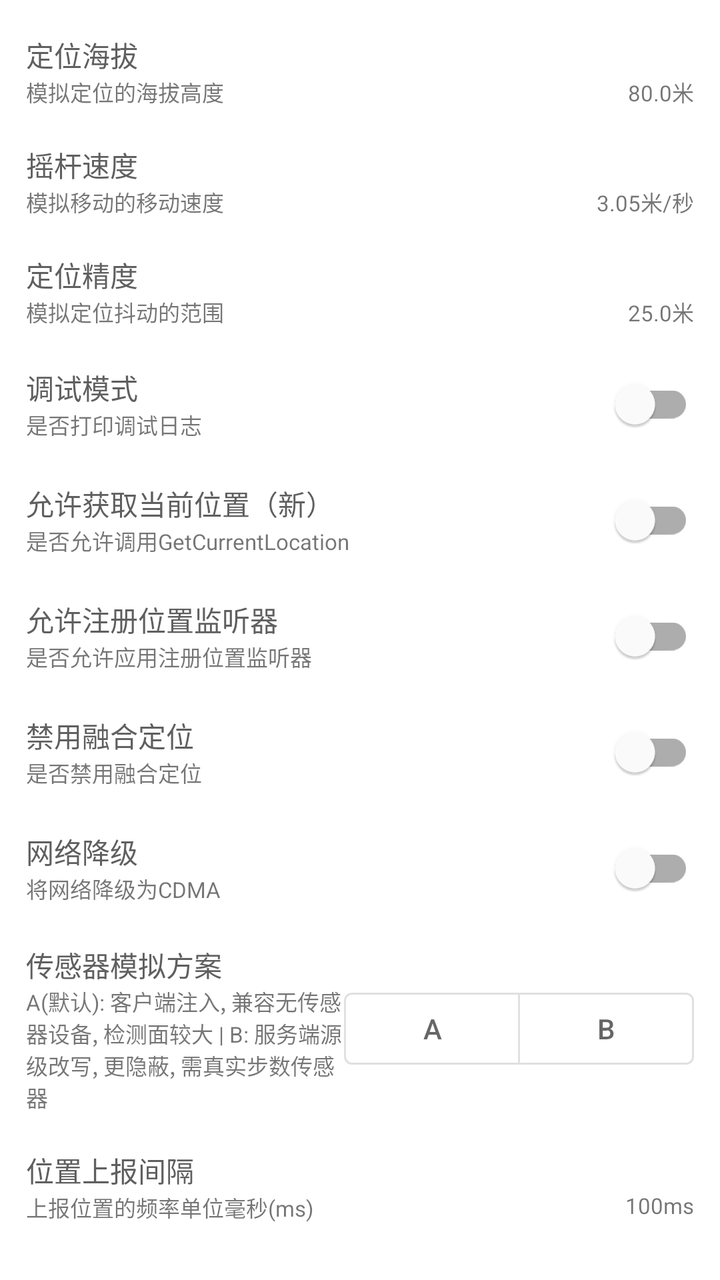
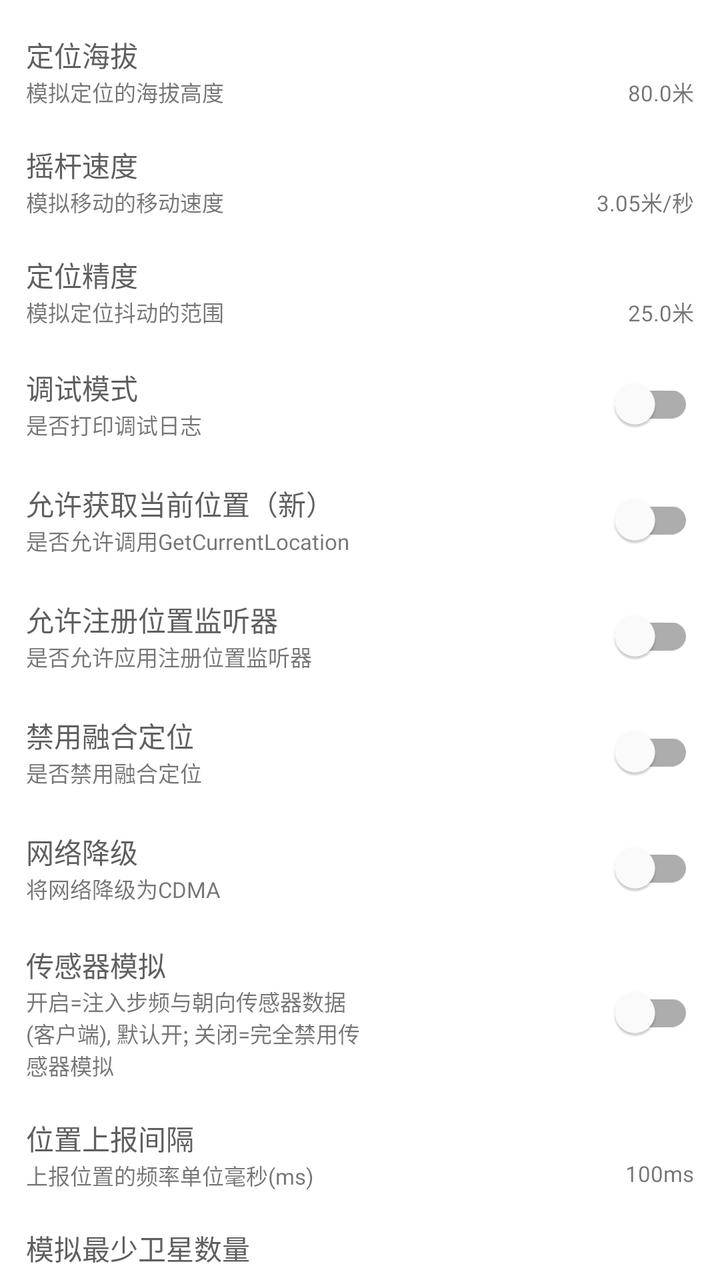

Compare the two renders of this Android layout. The source of the first and the diff that turns it into the second are given below.
<!-- AndroidManifest.xml: application theme AppTheme -->
<!-- res/layout/fragment_settings.xml -->
<?xml version="1.0" encoding="utf-8"?>
<androidx.constraintlayout.widget.ConstraintLayout xmlns:android="http://schemas.android.com/apk/res/android"
    xmlns:app="http://schemas.android.com/apk/res-auto"
    xmlns:tools="http://schemas.android.com/tools"
    android:layout_width="match_parent"
    android:layout_height="match_parent"
    android:padding="8dp"
    tools:context=".ui.settings.SettingsFragment">

    <ScrollView
        android:layout_width="match_parent"
        android:layout_height="0dp"
        app:layout_constraintTop_toTopOf="parent"
        app:layout_constraintStart_toStartOf="parent">

        <LinearLayout
            android:layout_width="match_parent"
            android:layout_height="wrap_content"
            android:orientation="vertical">

            <LinearLayout
                android:id="@+id/selinux_layout"
                android:visibility="gone"
                android:layout_width="match_parent"
                android:layout_height="wrap_content"
                android:gravity="center_vertical"
                android:orientation="horizontal"
                android:padding="5dp">
                <LinearLayout
                    android:layout_width="0dp"
                    android:layout_height="wrap_content"
                    android:layout_weight="1"
                    android:orientation="vertical"
                    android:gravity="center_vertical">
                    <com.google.android.material.textview.MaterialTextView
                        android:layout_width="wrap_content"
                        android:layout_height="wrap_content"
                        android:text="@string/selinux"
                        android:textColor="@color/portal_mini_title_color" />
                    <com.google.android.material.textview.MaterialTextView
                        android:layout_width="wrap_content"
                        android:layout_height="wrap_content"
                        android:text="@string/need_open_selinux"
                        android:textSize="11sp" />
                </LinearLayout>
                <com.google.android.material.switchmaterial.SwitchMaterial
                    android:id="@+id/selinux_switch"
                    android:layout_width="0dp"
                    android:layout_weight="1"
                    android:layout_height="wrap_content"
                    android:layout_gravity="center_vertical"
                    app:useMaterialThemeColors="true"/>
            </LinearLayout>

            <androidx.constraintlayout.widget.ConstraintLayout
                android:id="@+id/altitude_layout"
                android:layout_width="match_parent"
                android:layout_height="wrap_content"
                android:gravity="center_vertical"
                android:padding="5dp"
                android:layout_marginTop="4dp"
                android:layout_marginBottom="4dp">

                <com.google.android.material.textview.MaterialTextView
                    android:id="@+id/altitude_title"
                    android:layout_width="wrap_content"
                    android:layout_height="wrap_content"
                    android:text="@string/altitude"
                    android:textColor="@color/portal_mini_title_color"
                    app:layout_constraintStart_toStartOf="parent"
                    app:layout_constraintTop_toTopOf="parent"/>

                <com.google.android.material.textview.MaterialTextView
                    android:id="@+id/altitude_desc"
                    android:layout_width="wrap_content"
                    android:layout_height="wrap_content"
                    android:text="@string/altitude_desc"
                    android:textSize="11sp"
                    app:layout_constraintStart_toStartOf="parent"
                    app:layout_constraintTop_toBottomOf="@id/altitude_title"/>

                <com.google.android.material.textview.MaterialTextView
                    android:id="@+id/altitude_value"
                    android:layout_width="wrap_content"
                    android:layout_height="wrap_content"
                    android:text="80.0米"
                    android:textSize="11sp"
                    app:layout_constraintTop_toBottomOf="@id/altitude_title"
                    app:layout_constraintEnd_toEndOf="parent" />

            </androidx.constraintlayout.widget.ConstraintLayout>

            <androidx.constraintlayout.widget.ConstraintLayout
                android:id="@+id/speed_layout"
                android:layout_width="match_parent"
                android:layout_height="wrap_content"
                android:gravity="center_vertical"
                android:padding="5dp"
                android:layout_marginTop="4dp"
                android:layout_marginBottom="4dp">

                <com.google.android.material.textview.MaterialTextView
                    android:id="@+id/speed_title"
                    android:layout_width="wrap_content"
                    android:layout_height="wrap_content"
                    android:text="@string/rocker_speed"
                    android:textColor="@color/portal_mini_title_color"
                    app:layout_constraintStart_toStartOf="parent"
                    app:layout_constraintTop_toTopOf="parent"/>

                <com.google.android.material.textview.MaterialTextView
                    android:id="@+id/speed_desc"
                    android:layout_width="wrap_content"
                    android:layout_height="wrap_content"
                    android:text="@string/rocker_speed_desc"
                    android:textSize="11sp"
                    app:layout_constraintStart_toStartOf="parent"
                    app:layout_constraintTop_toBottomOf="@id/speed_title"/>

                <com.google.android.material.textview.MaterialTextView
                    android:id="@+id/speed_value"
                    android:layout_width="wrap_content"
                    android:layout_height="wrap_content"
                    android:text="3.05米/秒"
                    android:textSize="11sp"
                    app:layout_constraintTop_toBottomOf="@id/speed_title"
                    app:layout_constraintEnd_toEndOf="parent" />

            </androidx.constraintlayout.widget.ConstraintLayout>

            <androidx.constraintlayout.widget.ConstraintLayout
                android:id="@+id/accuracy_layout"
                android:layout_width="match_parent"
                android:layout_height="wrap_content"
                android:gravity="center_vertical"
                android:padding="5dp"
                android:layout_marginTop="4dp"
                android:layout_marginBottom="4dp">

                <com.google.android.material.textview.MaterialTextView
                    android:id="@+id/accuracy_title"
                    android:layout_width="wrap_content"
                    android:layout_height="wrap_content"
                    android:text="@string/accuracy"
                    android:textColor="@color/portal_mini_title_color"
                    app:layout_constraintStart_toStartOf="parent"
                    app:layout_constraintTop_toTopOf="parent"/>

                <com.google.android.material.textview.MaterialTextView
                    android:id="@+id/accuracy_desc"
                    android:layout_width="wrap_content"
                    android:layout_height="wrap_content"
                    android:text="@string/accuracy_desc"
                    android:textSize="11sp"
                    app:layout_constraintStart_toStartOf="parent"
                    app:layout_constraintTop_toBottomOf="@id/accuracy_title"/>

                <com.google.android.material.textview.MaterialTextView
                    android:id="@+id/accuracy_value"
                    android:layout_width="wrap_content"
                    android:layout_height="wrap_content"
                    android:text="25.0米"
                    android:textSize="11sp"
                    app:layout_constraintTop_toBottomOf="@id/accuracy_title"
                    app:layout_constraintEnd_toEndOf="parent" />

            </androidx.constraintlayout.widget.ConstraintLayout>

            <LinearLayout
                android:id="@+id/debug_layout"
                android:layout_width="match_parent"
                android:layout_height="wrap_content"
                android:padding="5dp"
                android:gravity="center_vertical"
                android:orientation="horizontal">
                <LinearLayout
                    android:layout_width="0dp"
                    android:layout_height="wrap_content"
                    android:layout_weight="1"
                    android:orientation="vertical"
                    android:gravity="center_vertical">
                    <com.google.android.material.textview.MaterialTextView
                        android:layout_width="wrap_content"
                        android:layout_height="wrap_content"
                        android:text="@string/debug"
                        android:textColor="@color/portal_mini_title_color" />
                    <com.google.android.material.textview.MaterialTextView
                        android:layout_width="wrap_content"
                        android:layout_height="wrap_content"
                        android:text="@string/debug_desc"
                        android:textSize="11sp" />
                </LinearLayout>
                <com.google.android.material.switchmaterial.SwitchMaterial
                    android:id="@+id/debug_switch"
                    android:layout_width="0dp"
                    android:layout_weight="1"
                    android:layout_height="wrap_content"
                    android:layout_gravity="center_vertical"
                    app:useMaterialThemeColors="true"/>
            </LinearLayout>

            <LinearLayout
                android:id="@+id/dgc_layout"
                android:layout_width="match_parent"
                android:layout_height="wrap_content"
                android:gravity="center_vertical"
                android:padding="5dp"
                android:orientation="horizontal">
                <LinearLayout
                    android:layout_width="0dp"
                    android:layout_height="wrap_content"
                    android:layout_weight="1"
                    android:orientation="vertical"
                    android:gravity="center_vertical">
                    <com.google.android.material.textview.MaterialTextView
                        android:layout_width="wrap_content"
                        android:layout_height="wrap_content"
                        android:text="@string/dgc"
                        android:textColor="@color/portal_mini_title_color" />
                    <com.google.android.material.textview.MaterialTextView
                        android:layout_width="wrap_content"
                        android:layout_height="wrap_content"
                        android:text="@string/dgc_desc"
                        android:textSize="11sp" />
                </LinearLayout>
                <com.google.android.material.switchmaterial.SwitchMaterial
                    android:id="@+id/dgc_switch"
                    android:layout_width="0dp"
                    android:layout_weight="1"
                    android:layout_height="wrap_content"
                    android:layout_gravity="center_vertical"
                    app:useMaterialThemeColors="true"/>
            </LinearLayout>

            <LinearLayout
                android:id="@+id/rll_layout"
                android:layout_width="match_parent"
                android:layout_height="wrap_content"
                android:gravity="center_vertical"
                android:padding="5dp"
                android:orientation="horizontal">
                <LinearLayout
                    android:layout_width="0dp"
                    android:layout_height="wrap_content"
                    android:layout_weight="1"
                    android:orientation="vertical"
                    android:gravity="center_vertical">
                    <com.google.android.material.textview.MaterialTextView
                        android:layout_width="wrap_content"
                        android:layout_height="wrap_content"
                        android:text="@string/rll"
                        android:textColor="@color/portal_mini_title_color" />
                    <com.google.android.material.textview.MaterialTextView
                        android:layout_width="wrap_content"
                        android:layout_height="wrap_content"
                        android:text="@string/rll_desc"
                        android:textSize="11sp" />
                </LinearLayout>
                <com.google.android.material.switchmaterial.SwitchMaterial
                    android:id="@+id/rll_switch"
                    android:layout_width="0dp"
                    android:layout_weight="1"
                    android:layout_height="wrap_content"
                    android:layout_gravity="center_vertical"
                    app:useMaterialThemeColors="true"/>
            </LinearLayout>

            <LinearLayout
                android:id="@+id/dfused_layout"
                android:layout_width="match_parent"
                android:layout_height="wrap_content"
                android:gravity="center_vertical"
                android:padding="5dp"
                android:orientation="horizontal">
                <LinearLayout
                    android:layout_width="0dp"
                    android:layout_height="wrap_content"
                    android:layout_weight="1"
                    android:orientation="vertical"
                    android:gravity="center_vertical">
                    <com.google.android.material.textview.MaterialTextView
                        android:layout_width="wrap_content"
                        android:layout_height="wrap_content"
                        android:text="@string/dfused"
                        android:textColor="@color/portal_mini_title_color" />
                    <com.google.android.material.textview.MaterialTextView
                        android:layout_width="wrap_content"
                        android:layout_height="wrap_content"
                        android:text="@string/dfused_desc"
                        android:textSize="11sp" />
                </LinearLayout>
                <com.google.android.material.switchmaterial.SwitchMaterial
                    android:id="@+id/dfused_switch"
                    android:layout_width="0dp"
                    android:layout_weight="1"
                    android:layout_height="wrap_content"
                    android:layout_gravity="center_vertical"
                    app:useMaterialThemeColors="true"/>
            </LinearLayout>

            <LinearLayout
                android:id="@+id/cdma_layout"
                android:layout_width="match_parent"
                android:layout_height="wrap_content"
                android:gravity="center_vertical"
                android:padding="5dp"
                android:orientation="horizontal">
                <LinearLayout
                    android:layout_width="0dp"
                    android:layout_height="wrap_content"
                    android:layout_weight="1"
                    android:orientation="vertical"
                    android:gravity="center_vertical">
                    <com.google.android.material.textview.MaterialTextView
                        android:layout_width="wrap_content"
                        android:layout_height="wrap_content"
                        android:text="@string/cdma"
                        android:textColor="@color/portal_mini_title_color" />
                    <com.google.android.material.textview.MaterialTextView
                        android:layout_width="wrap_content"
                        android:layout_height="wrap_content"
                        android:text="@string/cdma_desc"
                        android:textSize="11sp" />
                </LinearLayout>
                <com.google.android.material.switchmaterial.SwitchMaterial
                    android:id="@+id/cdma_switch"
                    android:layout_width="0dp"
                    android:layout_weight="1"
                    android:layout_height="wrap_content"
                    android:layout_gravity="center_vertical"
                    app:useMaterialThemeColors="true"/>
            </LinearLayout>

            <LinearLayout
                android:id="@+id/sensor_hook_layout"
                android:layout_width="match_parent"
                android:layout_height="wrap_content"
                android:visibility="gone"
                android:gravity="center_vertical"
                android:padding="5dp"
                android:orientation="horizontal">
                <LinearLayout
                    android:layout_width="0dp"
                    android:layout_height="wrap_content"
                    android:layout_weight="1"
                    android:orientation="vertical"
                    android:gravity="center_vertical">
                    <com.google.android.material.textview.MaterialTextView
                        android:layout_width="wrap_content"
                        android:layout_height="wrap_content"
                        android:text="@string/hook_sensor"
                        android:textColor="@color/portal_mini_title_color" />
                    <com.google.android.material.textview.MaterialTextView
                        android:layout_width="wrap_content"
                        android:layout_height="wrap_content"
                        android:text="@string/hook_sensor_desc"
                        android:textSize="11sp" />
                </LinearLayout>
                <com.google.android.material.switchmaterial.SwitchMaterial
                    android:id="@+id/sensor_hook_switch"
                    android:layout_width="0dp"
                    android:layout_weight="1"
                    android:layout_height="wrap_content"
                    android:layout_gravity="center_vertical"
                    app:useMaterialThemeColors="true"/>
            </LinearLayout>

            <LinearLayout
                android:id="@+id/sensor_mock_mode_layout"
                android:layout_width="match_parent"
                android:layout_height="wrap_content"
                android:layout_marginTop="4dp"
                android:layout_marginBottom="4dp"
                android:gravity="center_vertical"
                android:orientation="horizontal"
                android:padding="5dp">
                <LinearLayout
                    android:layout_width="0dp"
                    android:layout_height="wrap_content"
                    android:layout_weight="1"
                    android:gravity="center_vertical"
                    android:orientation="vertical">
                    <com.google.android.material.textview.MaterialTextView
                        android:layout_width="wrap_content"
                        android:layout_height="wrap_content"
                        android:text="传感器模拟方案"
                        android:textColor="@color/portal_mini_title_color" />
                    <com.google.android.material.textview.MaterialTextView
                        android:layout_width="wrap_content"
                        android:layout_height="wrap_content"
                        android:textSize="11sp"
                        android:text="A(默认): 客户端注入, 兼容无传感器设备, 检测面较大 | B: 服务端源级改写, 更隐蔽, 需真实步数传感器" />
                </LinearLayout>
                <com.google.android.material.button.MaterialButtonToggleGroup
                    android:id="@+id/sensor_mock_mode_toggle"
                    android:layout_width="wrap_content"
                    android:layout_height="wrap_content"
                    android:layout_gravity="center_vertical"
                    app:selectionRequired="true"
                    app:singleSelection="true">
                    <com.google.android.material.button.MaterialButton
                        android:id="@+id/sensor_mock_mode_a"
                        style="?attr/materialButtonOutlinedStyle"
                        android:layout_width="wrap_content"
                        android:layout_height="wrap_content"
                        android:text="A" />
                    <com.google.android.material.button.MaterialButton
                        android:id="@+id/sensor_mock_mode_b"
                        style="?attr/materialButtonOutlinedStyle"
                        android:layout_width="wrap_content"
                        android:layout_height="wrap_content"
                        android:text="B" />
                </com.google.android.material.button.MaterialButtonToggleGroup>
            </LinearLayout>

            <androidx.constraintlayout.widget.ConstraintLayout
                android:id="@+id/report_duration_layout"
                android:layout_width="match_parent"
                android:layout_height="wrap_content"
                android:gravity="center_vertical"
                android:padding="5dp"
                android:layout_marginTop="4dp"
                android:layout_marginBottom="4dp">

                <com.google.android.material.textview.MaterialTextView
                    android:id="@+id/report_duration_title"
                    android:layout_width="wrap_content"
                    android:layout_height="wrap_content"
                    android:text="@string/item_report_duration_title"
                    android:textColor="@color/portal_mini_title_color"
                    app:layout_constraintStart_toStartOf="parent"
                    app:layout_constraintTop_toTopOf="parent"/>

                <com.google.android.material.textview.MaterialTextView
                    android:id="@+id/report_duration_desc"
                    android:layout_width="wrap_content"
                    android:layout_height="wrap_content"
                    android:text="@string/item_report_duration_desc"
                    android:textSize="11sp"
                    app:layout_constraintStart_toStartOf="parent"
                    app:layout_constraintTop_toBottomOf="@id/report_duration_title"/>

                <com.google.android.material.textview.MaterialTextView
                    android:id="@+id/report_duration_value"
                    android:layout_width="wrap_content"
                    android:layout_height="wrap_content"
                    android:text="@string/item_report_duration_value"
                    android:textSize="11sp"
                    app:layout_constraintTop_toBottomOf="@id/report_duration_title"
                    app:layout_constraintEnd_toEndOf="parent" />

            </androidx.constraintlayout.widget.ConstraintLayout>

            <androidx.constraintlayout.widget.ConstraintLayout
                android:id="@+id/satellite_count_layout"
                android:layout_width="match_parent"
                android:layout_height="wrap_content"
                android:gravity="center_vertical"
                android:padding="5dp"
                android:layout_marginTop="4dp"
                android:layout_marginBottom="4dp">

                <com.google.android.material.textview.MaterialTextView
                    android:id="@+id/satellite_count_title"
                    android:layout_width="wrap_content"
                    android:layout_height="wrap_content"
                    android:text="模拟最少卫星数量"
                    android:textColor="@color/portal_mini_title_color"
                    app:layout_constraintStart_toStartOf="parent"
                    app:layout_constraintTop_toTopOf="parent"/>

                <com.google.android.material.textview.MaterialTextView
                    android:id="@+id/satellite_count_desc"
                    android:layout_width="wrap_content"
                    android:layout_height="wrap_content"
                    android:text="最少模拟的卫星数量（只支持北斗）"
                    android:textSize="11sp"
                    app:layout_constraintStart_toStartOf="parent"
                    app:layout_constraintTop_toBottomOf="@id/satellite_count_title"/>

                <com.google.android.material.textview.MaterialTextView
                    android:id="@+id/satellite_count_value"
                    android:layout_width="wrap_content"
                    android:layout_height="wrap_content"
                    android:text="12颗"
                    android:textSize="11sp"
                    app:layout_constraintTop_toBottomOf="@id/satellite_count_title"
                    app:layout_constraintEnd_toEndOf="parent" />

            </androidx.constraintlayout.widget.ConstraintLayout>

            <LinearLayout
                android:id="@+id/disable_wlan_scan_layout"
                android:layout_width="match_parent"
                android:layout_height="wrap_content"
                android:gravity="center_vertical"
                android:padding="5dp"
                android:orientation="horizontal">
                <LinearLayout
                    android:layout_width="0dp"
                    android:layout_height="wrap_content"
                    android:layout_weight="1"
                    android:orientation="vertical"
                    android:gravity="center_vertical">
                    <com.google.android.material.textview.MaterialTextView
                        android:layout_width="wrap_content"
                        android:layout_height="wrap_content"
                        android:text="禁用扫描WIFI列表"
                        android:textColor="@color/portal_mini_title_color" />
                    <com.google.android.material.textview.MaterialTextView
                        android:layout_width="wrap_content"
                        android:layout_height="wrap_content"
                        android:text="一定程度解决位置拉回（测试）"
                        android:textSize="11sp" />
                </LinearLayout>
                <com.google.android.material.switchmaterial.SwitchMaterial
                    android:id="@+id/disable_wlan_scan_switch"
                    android:layout_width="0dp"
                    android:layout_weight="1"
                    android:layout_height="wrap_content"
                    android:layout_gravity="center_vertical"
                    app:useMaterialThemeColors="true"/>
            </LinearLayout>

            <LinearLayout
                android:id="@+id/loop_broadcast_location_layout"
                android:layout_width="match_parent"
                android:layout_height="wrap_content"
                android:gravity="center_vertical"
                android:padding="5dp"
                android:orientation="horizontal">
                <LinearLayout
                    android:layout_width="0dp"
                    android:layout_height="wrap_content"
                    android:layout_weight="1"
                    android:orientation="vertical"
                    android:gravity="center_vertical">
                    <com.google.android.material.textview.MaterialTextView
                        android:layout_width="wrap_content"
                        android:layout_height="wrap_content"
                        android:text="反定位拉回"
                        android:textColor="@color/portal_mini_title_color" />
                    <com.google.android.material.textview.MaterialTextView
                        android:layout_width="wrap_content"
                        android:layout_height="wrap_content"
                        android:text="解决位置拉回问题 可能导致发热"
                        android:textSize="11sp" />
                </LinearLayout>
                <com.google.android.material.switchmaterial.SwitchMaterial
                    android:id="@+id/loop_broadcast_location_switch"
                    android:layout_width="0dp"
                    android:layout_weight="1"
                    android:layout_height="wrap_content"
                    android:layout_gravity="center_vertical"
                    app:useMaterialThemeColors="true"/>
            </LinearLayout>
        </LinearLayout>

    </ScrollView>
</androidx.constraintlayout.widget.ConstraintLayout>
<!-- resources referenced by this layout -->
<resources>
  <color name="portal_mini_title_color">#5F5F5F</color>
  <string name="accuracy">定位精度</string>
  <string name="accuracy_desc">模拟定位抖动的范围</string>
  <string name="altitude">定位海拔</string>
  <string name="altitude_desc">模拟定位的海拔高度</string>
  <string name="cdma">网络降级</string>
  <string name="cdma_desc">将网络降级为CDMA</string>
  <string name="debug">调试模式</string>
  <string name="debug_desc">是否打印调试日志</string>
  <string name="dfused">禁用融合定位</string>
  <string name="dfused_desc">是否禁用融合定位</string>
  <string name="dgc">允许获取当前位置（新）</string>
  <string name="dgc_desc">是否允许调用GetCurrentLocation</string>
  <string name="hook_sensor">传感器劫持</string>
  <string name="hook_sensor_desc">模拟步频（待完善）</string>
  <string name="item_report_duration_desc">上报位置的频率单位毫秒(ms)</string>
  <string name="item_report_duration_title">位置上报间隔</string>
  <string name="item_report_duration_value">100ms</string>
  <string name="need_open_selinux">是否开启SELinux</string>
  <string name="rll">允许注册位置监听器</string>
  <string name="rll_desc">是否允许应用注册位置监听器</string>
  <string name="rocker_speed">摇杆速度</string>
  <string name="rocker_speed_desc">模拟移动的移动速度</string>
  <string name="selinux">SELinux</string>
  <style name="AppTheme" parent="Theme.MaterialComponents.Light.NoActionBar">
          <item name="colorPrimaryVariant">@color/purple_700</item>
          <item name="colorOnPrimary">@color/portal_appbar_color</item>
          <item name="colorSecondary">@color/portal_appbar_color</item>
          <item name="colorSecondaryVariant">@color/portal_appbar_color_center</item>
  
  
          <item name="colorOnSecondary">@color/white</item>
          <item name="colorPrimary">@color/theme_appbar_color</item>
          <item name="colorControlHighlight">@color/theme_focused_touch</item>
  
          <item name="colorPrimaryDark">@color/portal_appbar_color</item>
          <item name="android:statusBarColor">@android:color/transparent</item>
          <item name="windowActionModeOverlay">true</item>
          <item name="windowActionBar">false</item>
          <item name="windowNoTitle">true</item>
          <item name="android:windowDrawsSystemBarBackgrounds">true</item>
          <item name="android:windowTranslucentStatus">true</item>
          <item name="colorControlNormal">@color/white</item>
          <item name="colorControlActivated">@color/portal_appbar_color_dark</item>
          <item name="android:textColorHint">@android:color/white</item>
          <item name="android:editTextColor">@android:color/white</item>
          <item name="searchViewStyle">@style/Portal.SearchViewStyle</item>
          <item name="selectableItemBackgroundBorderless">@drawable/ripple_effect</item>
          <item name="sliderStyle">@style/Portal.SliderTheme</item>
      </style>
  <color name="purple_700">#FF3700B3</color>
  <color name="portal_appbar_color">#5F5F5F</color>
  <color name="portal_appbar_color_center">#494949</color>
  <color name="white">#FFFFFFFF</color>
  <color name="theme_appbar_color">#5F5F5F</color>
  <color name="theme_focused_touch">#A0A0A0</color>
  <color name="portal_appbar_color_dark">#373737</color>
  <style name="Portal.SearchViewStyle" parent="Widget.AppCompat.SearchView">
      </style>
  <!-- drawable ripple_effect (drawable) -->
  <ripple xmlns:android="http://schemas.android.com/apk/res/android"
      android:color="@color/selected_color">
      <item android:id="@android:id/mask" android:drawable="@color/white"/>
  </ripple >
  <style name="Portal.SliderTheme" parent="Widget.MaterialComponents.Slider">
  
      </style>
  <color name="selected_color">#BCBCBC</color>
</resources>

<!-- the commit's change to res/layout/fragment_settings.xml (unified diff, before → after) -->
@@ -383,34 +383,21 @@
                     <com.google.android.material.textview.MaterialTextView
                         android:layout_width="wrap_content"
                         android:layout_height="wrap_content"
-                        android:text="传感器模拟方案"
+                        android:text="传感器模拟"
                         android:textColor="@color/portal_mini_title_color" />
                     <com.google.android.material.textview.MaterialTextView
                         android:layout_width="wrap_content"
                         android:layout_height="wrap_content"
                         android:textSize="11sp"
-                        android:text="A(默认): 客户端注入, 兼容无传感器设备, 检测面较大 | B: 服务端源级改写, 更隐蔽, 需真实步数传感器" />
-                </LinearLayout>
-                <com.google.android.material.button.MaterialButtonToggleGroup
-                    android:id="@+id/sensor_mock_mode_toggle"
-                    android:layout_width="wrap_content"
-                    android:layout_height="wrap_content"
-                    android:layout_gravity="center_vertical"
-                    app:selectionRequired="true"
-                    app:singleSelection="true">
-                    <com.google.android.material.button.MaterialButton
-                        android:id="@+id/sensor_mock_mode_a"
-                        style="?attr/materialButtonOutlinedStyle"
-                        android:layout_width="wrap_content"
-                        android:layout_height="wrap_content"
-                        android:text="A" />
-                    <com.google.android.material.button.MaterialButton
-                        android:id="@+id/sensor_mock_mode_b"
-                        style="?attr/materialButtonOutlinedStyle"
-                        android:layout_width="wrap_content"
-                        android:layout_height="wrap_content"
-                        android:text="B" />
-                </com.google.android.material.button.MaterialButtonToggleGroup>
+                        android:text="开启=注入步频与朝向传感器数据(客户端), 默认开; 关闭=完全禁用传感器模拟" />
+                </LinearLayout>
+                <com.google.android.material.switchmaterial.SwitchMaterial
+                    android:id="@+id/sensor_mock_enabled_switch"
+                    android:layout_width="0dp"
+                    android:layout_weight="1"
+                    android:layout_height="wrap_content"
+                    android:layout_gravity="center_vertical"
+                    app:useMaterialThemeColors="true"/>
             </LinearLayout>
 
             <androidx.constraintlayout.widget.ConstraintLayout
